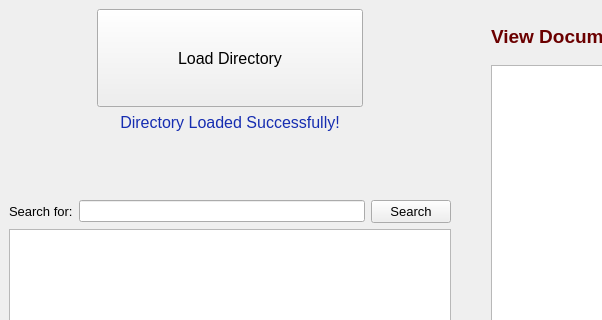
The window that mainwindow.ui (omarabdo997/Inverted-Index) describes before a commit, drawn with Qt 5; both pictures show x 0 to 602 and y 0 to 320 of the 942 by 600 pixel window.
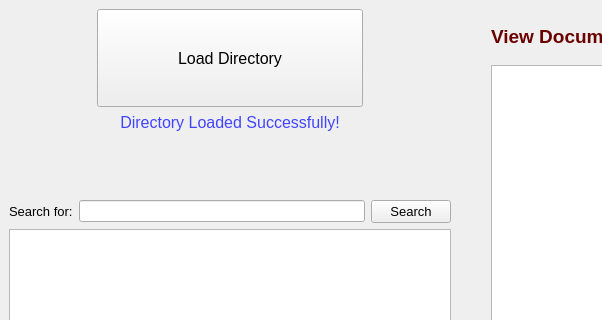
The same window after the commit.

Commit message: Add Load Directory and parsing dialog

The edit to the form file:
```diff
--- a/mainwindow.ui
+++ b/mainwindow.ui
@@ -111,7 +111,7 @@
            <enum>Qt::RightToLeft</enum>
           </property>
           <property name="text">
-           <string>&lt;html&gt;&lt;head/&gt;&lt;body&gt;&lt;p&gt;&lt;span style=&quot; font-size:12pt; color:#162db1;&quot;&gt;Directory Loaded Successfully!&lt;/span&gt;&lt;/p&gt;&lt;/body&gt;&lt;/html&gt;</string>
+           <string>&lt;html&gt;&lt;head/&gt;&lt;body&gt;&lt;p&gt;&lt;span style=&quot; font-size:12pt; color:#4144ff;&quot;&gt;Directory Loaded Successfully!&lt;/span&gt;&lt;/p&gt;&lt;/body&gt;&lt;/html&gt;</string>
           </property>
           <property name="alignment">
            <set>Qt::AlignCenter</set>
```
The commit also changes 2 other files.
